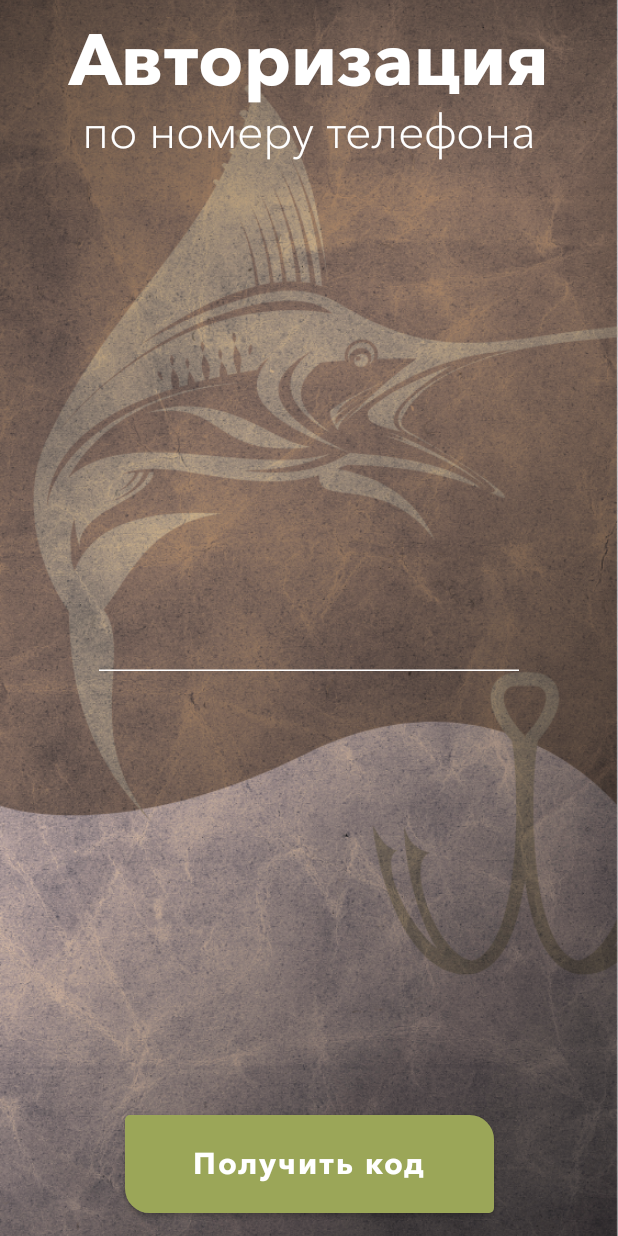
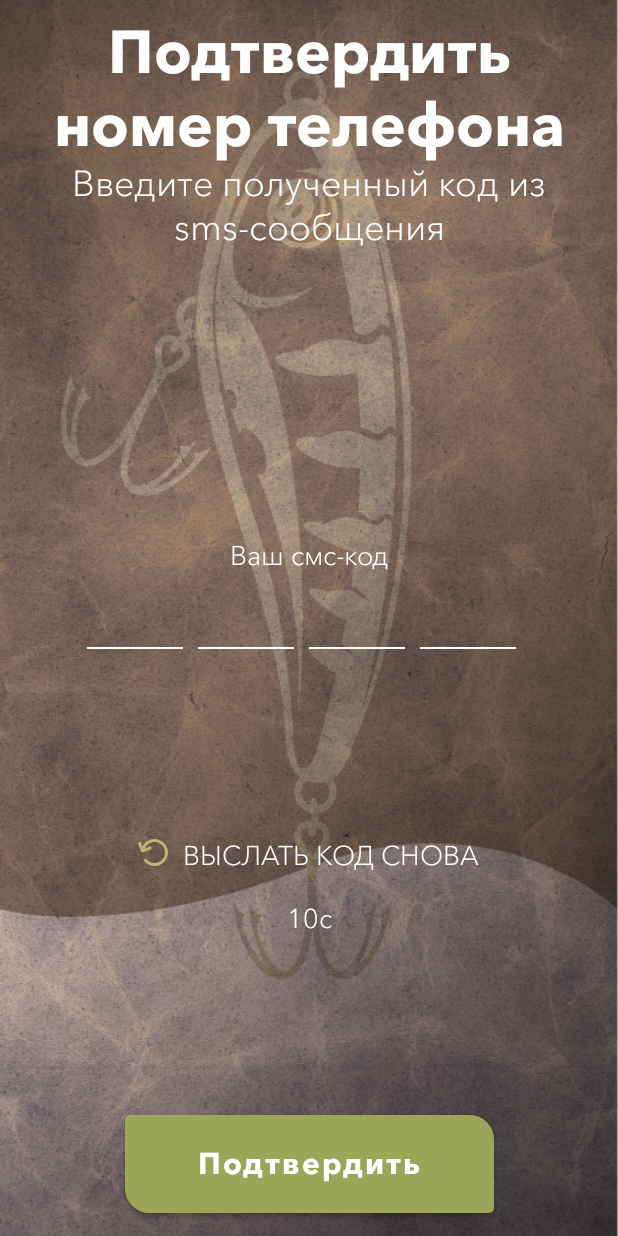
Before and after one commit to SergeiKrainyukov/FishingShopCompose, an Android app built with Jetpack Compose: the GetCodeScreen screen opened through its navigation route, after a tap on "Получить код", on a phone screen of 412 x 824 dp. Run offline under Robolectric (Android 15) with nearby library versions, the phone set to English and light mode, and no system bars; our stand-ins replace constraintlayout-compose.

Commit message:
ConfirmationScreen created

```diff
--- a/app/src/main/java/com/example/fishingshopcompose/ui/FishingShopApp.kt
+++ b/app/src/main/java/com/example/fishingshopcompose/ui/FishingShopApp.kt
@@ -9,6 +9,7 @@ import androidx.navigation.NavHostController
 import androidx.navigation.compose.NavHost
 import androidx.navigation.compose.composable
 import androidx.navigation.compose.rememberNavController
+import com.example.fishingshopcompose.ui.screens.confirmationScreen.ConfirmationScreen
 import com.example.fishingshopcompose.ui.screens.loginScreen.LoginScreen
 import com.example.fishingshopcompose.ui.screens.getCodeScreen.GetCodeScreen
 
@@ -29,7 +30,12 @@ fun FishingShopApp(
                 }
             }
             composable(route = AppScreen.GetCodeScreen.name) {
-                GetCodeScreen(viewModel())
+                GetCodeScreen(viewModel = viewModel(), onGetCodeButtonClicked = {
+                    navController.navigate(AppScreen.ConfirmationScreen.name)
+                })
+            }
+            composable(route = AppScreen.ConfirmationScreen.name) {
+                ConfirmationScreen(viewModel())
             }
         }
     }
@@ -38,4 +44,5 @@ fun FishingShopApp(
 enum class AppScreen {
     LoginScreen,
     GetCodeScreen,
+    ConfirmationScreen,
 }
--- /dev/null
+++ b/app/src/main/java/com/example/fishingshopcompose/ui/screens/confirmationScreen/ConfirmationScreen.kt
@@ -0,0 +1,223 @@
+package com.example.fishingshopcompose.ui.screens.confirmationScreen
+
+import androidx.compose.foundation.Image
+import androidx.compose.foundation.background
+import androidx.compose.foundation.layout.*
+import androidx.compose.foundation.text.BasicTextField
+import androidx.compose.foundation.text.KeyboardOptions
+import androidx.compose.material.MaterialTheme
+import androidx.compose.material.Text
+import androidx.compose.runtime.Composable
+import androidx.compose.runtime.collectAsState
+import androidx.compose.ui.Alignment
+import androidx.compose.ui.Modifier
+import androidx.compose.ui.graphics.Color
+import androidx.compose.ui.graphics.SolidColor
+import androidx.compose.ui.layout.ContentScale
+import androidx.compose.ui.res.painterResource
+import androidx.compose.ui.res.stringResource
+import androidx.compose.ui.text.font.FontWeight
+import androidx.compose.ui.text.input.KeyboardType
+import androidx.compose.ui.text.style.TextAlign
+import androidx.compose.ui.tooling.preview.Preview
+import androidx.compose.ui.unit.Dp
+import androidx.compose.ui.unit.TextUnit
+import androidx.compose.ui.unit.dp
+import androidx.compose.ui.unit.sp
+import androidx.constraintlayout.compose.ConstraintLayout
+import androidx.lifecycle.viewmodel.compose.viewModel
+import com.example.fishingshopcompose.R
+import com.example.fishingshopcompose.ui.screens.common.BottomButton
+import com.example.fishingshopcompose.ui.screens.common.BottomButtonArgs
+import com.example.fishingshopcompose.ui.theme.FishingShopComposeTheme
+import com.example.fishingshopcompose.ui.theme.avenirNextFamily
+
+@Composable
+fun ConfirmationScreen(viewModel: ConfirmationScreenViewModel, modifier: Modifier = Modifier) {
+    ConstraintLayout(
+        modifier = modifier
+            .fillMaxSize()
+    ) {
+        val (backgroundItem, titleItem, pinTitleItem, phoneNumberInputItem, resendCodeButtonItem, resendCodeTimerItem, bottomButtonItem) = createRefs()
+        Image(
+            painter = painterResource(id = R.drawable.bg_confirmation_screen),
+            contentDescription = null,
+            contentScale = ContentScale.FillWidth,
+            modifier = modifier
+                .fillMaxSize()
+                .constrainAs(backgroundItem) {
+                    centerVerticallyTo(parent)
+                    centerHorizontallyTo(parent)
+                }
+        )
+        Title(
+            modifier = modifier
+                .fillMaxWidth()
+                .padding(10.dp)
+                .constrainAs(titleItem) {
+                    top.linkTo(parent.top)
+                    centerHorizontallyTo(parent)
+                }
+        )
+        PinTitle(
+            modifier = modifier
+                .padding(bottom = 10.dp)
+                .constrainAs(pinTitleItem) {
+                    centerHorizontallyTo(parent)
+                    bottom.linkTo(phoneNumberInputItem.top)
+                })
+        PinView(
+            viewModel = viewModel,
+            modifier = modifier.constrainAs(phoneNumberInputItem) {
+                centerHorizontallyTo(parent)
+                centerVerticallyTo(parent)
+            })
+        ResendCodeButton(
+            modifier = modifier
+                .padding(bottom = 20.dp)
+                .constrainAs(resendCodeButtonItem) {
+                    top.linkTo(phoneNumberInputItem.bottom)
+                    bottom.linkTo(bottomButtonItem.top)
+                    centerHorizontallyTo(parent)
+                },
+        )
+        ResendCodeTimer(modifier = modifier.constrainAs(resendCodeTimerItem) {
+            top.linkTo(resendCodeButtonItem.bottom)
+            centerHorizontallyTo(parent)
+        })
+        BottomButton(
+            modifier = modifier
+                .padding(15.dp)
+                .constrainAs(bottomButtonItem) {
+                    bottom.linkTo(parent.bottom)
+                    centerHorizontallyTo(parent)
+                },
+            bottomButtonArgs = BottomButtonArgs(stringResource(R.string.scr_confirmation_screen_confirm_button)) {})
+    }
+}
+
+@Composable
+private fun Title(modifier: Modifier = Modifier) {
+    Column(modifier = modifier, horizontalAlignment = Alignment.CenterHorizontally) {
+        Text(
+            text = stringResource(R.string.scr_confirmation_screen_title),
+            color = Color.White,
+            fontSize = 40.sp,
+            fontFamily = avenirNextFamily,
+            fontWeight = FontWeight.Bold,
+            textAlign = TextAlign.Center
+        )
+        Text(
+            text = stringResource(R.string.scr_confirmation_screen_second_title),
+            color = Color.White,
+            fontSize = 24.sp,
+            fontFamily = avenirNextFamily,
+            fontWeight = FontWeight.Light,
+            textAlign = TextAlign.Center
+        )
+    }
+}
+
+@Composable
+private fun PinTitle(modifier: Modifier = Modifier) {
+    Text(
+        modifier = modifier,
+        text = stringResource(R.string.scr_confirmation_screen_pin_code_title),
+        color = Color.White,
+        fontSize = 18.sp,
+        fontFamily = avenirNextFamily,
+        fontWeight = FontWeight.Light
+    )
+}
+
+@Composable
+fun PinView(
+    modifier: Modifier = Modifier,
+    viewModel: ConfirmationScreenViewModel,
+    digitColor: Color = Color.White,
+    digitSize: TextUnit = 32.sp,
+    containerSize: Dp = digitSize.value.dp * 2,
+    digitCount: Int = 4,
+) {
+    val text = viewModel.pinTextFlow.collectAsState()
+    BasicTextField(
+        modifier = modifier,
+        value = text.value,
+        cursorBrush = SolidColor(Color.White),
+        onValueChange = { viewModel.setTextStateFlow(it) },
+        keyboardOptions = KeyboardOptions(keyboardType = KeyboardType.Number),
+        decorationBox = {
+            Row(horizontalArrangement = Arrangement.SpaceBetween) {
+                repeat(digitCount) { index ->
+                    DigitView(index, text.value, digitColor, digitSize, containerSize)
+                    Spacer(modifier = Modifier.width(10.dp))
+                }
+            }
+        })
+}
+
+
+@Composable
+private fun DigitView(
+    index: Int,
+    pinText: String,
+    digitColor: Color,
+    digitSize: TextUnit,
+    containerSize: Dp,
+) {
+    Column(
+        horizontalAlignment = Alignment.CenterHorizontally,
+        verticalArrangement = Arrangement.Center
+    ) {
+        Text(
+            text = if (index >= pinText.length) "" else pinText[index].toString(),
+            color = digitColor,
+            modifier = Modifier.width(containerSize),
+            style = MaterialTheme.typography.body1,
+            fontSize = digitSize,
+            textAlign = TextAlign.Center
+        )
+        Spacer(modifier = Modifier.height(2.dp))
+        Box(
+            modifier = Modifier
+                .background(digitColor)
+                .height(1.dp)
+                .width(containerSize)
+        )
+    }
+}
+
+@Composable
+private fun ResendCodeButton(modifier: Modifier) {
+    Row(modifier = modifier, horizontalArrangement = Arrangement.Center) {
+        Image(painter = painterResource(id = R.drawable.repeat_icon), contentDescription = null)
+        Text(
+            modifier = Modifier.padding(start = 10.dp),
+            text = stringResource(id = R.string.scr_confirmation_screen_resend_code),
+            color = Color.White,
+            fontSize = 18.sp,
+            fontFamily = avenirNextFamily,
+            fontWeight = FontWeight.Light
+        )
+    }
+}
+
+@Composable
+private fun ResendCodeTimer(modifier: Modifier) {
+    Text(
+        modifier = modifier,
+        text = "10" + stringResource(id = R.string.scr_confirmation_screen_seconds),
+        color = Color.White,
+        fontSize = 18.sp,
+        fontFamily = avenirNextFamily,
+        fontWeight = FontWeight.Light
+    )
+}
+
+@Preview(showBackground = true)
+@Composable
+private fun GetCodeScreenPreview() {
+    FishingShopComposeTheme {
+        ConfirmationScreen(viewModel())
+    }
+}
--- /dev/null
+++ b/app/src/main/java/com/example/fishingshopcompose/ui/screens/confirmationScreen/ConfirmationScreenViewModel.kt
@@ -0,0 +1,17 @@
+package com.example.fishingshopcompose.ui.screens.confirmationScreen
+
+import androidx.lifecycle.ViewModel
+import kotlinx.coroutines.flow.MutableStateFlow
+import kotlinx.coroutines.flow.asStateFlow
+
+class ConfirmationScreenViewModel: ViewModel() {
+
+    private val _pinTextFlow = MutableStateFlow("")
+    var pinTextFlow = _pinTextFlow.asStateFlow()
+
+    fun setTextStateFlow(text: String){
+        _pinTextFlow.value = text
+    }
+
+    fun confirmPin(){}
+}
--- a/app/src/main/java/com/example/fishingshopcompose/ui/screens/getCodeScreen/GetCodeScreen.kt
+++ b/app/src/main/java/com/example/fishingshopcompose/ui/screens/getCodeScreen/GetCodeScreen.kt
@@ -31,7 +31,11 @@ import com.example.fishingshopcompose.ui.theme.FishingShopComposeTheme
 import com.example.fishingshopcompose.ui.theme.avenirNextFamily
 
 @Composable
-fun GetCodeScreen(viewModel: GetCodeScreenViewModel, modifier: Modifier = Modifier) {
+fun GetCodeScreen(
+    modifier: Modifier = Modifier,
+    viewModel: GetCodeScreenViewModel,
+    onGetCodeButtonClicked: () -> Unit
+) {
     ConstraintLayout(
         modifier = modifier
             .fillMaxSize()
@@ -68,7 +72,9 @@ fun GetCodeScreen(viewModel: GetCodeScreenViewModel, modifier: Modifier = Modifi
                     bottom.linkTo(parent.bottom)
                     centerHorizontallyTo(parent)
                 },
-            bottomButtonArgs = BottomButtonArgs(stringResource(R.string.scr_get_code_screen_get_code_btn)) {})
+            bottomButtonArgs = BottomButtonArgs(stringResource(R.string.scr_get_code_screen_get_code_btn)) {
+                onGetCodeButtonClicked()
+            })
     }
 }
 
@@ -127,6 +133,6 @@ private fun PhoneNumberInput(viewModel: GetCodeScreenViewModel, modifier: Modifi
 @Composable
 private fun GetCodeScreenPreview() {
     FishingShopComposeTheme {
-        GetCodeScreen(viewModel())
+        GetCodeScreen(viewModel = viewModel(), onGetCodeButtonClicked = {})
     }
 }
--- /dev/null
+++ b/app/src/main/res/drawable/repeat_icon.xml
@@ -0,0 +1,9 @@
+<vector xmlns:android="http://schemas.android.com/apk/res/android"
+    android:width="19.98dp"
+    android:height="18dp"
+    android:viewportWidth="19.98"
+    android:viewportHeight="18">
+  <path
+      android:pathData="M11.021,0a9,9 0,0 0,-8.09 5.08l-1,-2.45a1,1 0,0 0,-1.86 0.74l2,5a1,1 0,0 0,0.86 0.62h0.2a1.32,1.32 0,0 0,0.26 -0.05l0.15,-0.06 4.85,-1.94a1,1 0,1 0,-0.74 -1.86L4.561,6.31a7,7 0,1 1,1.21 7.32A1.016,1.016 0,1 0,4.271 15,9 9,0 1,0 11.021,0z"
+      android:fillColor="#bab673"/>
+</vector>
--- a/app/src/main/res/values/strings.xml
+++ b/app/src/main/res/values/strings.xml
@@ -9,4 +9,12 @@
     <string name="scr_get_code_screen_authorization_title">Авторизация</string>
     <string name="scr_get_code_screen_phone_number_title">по номеру телефона</string>
 
+    <!-- ConfirmationScreen -->
+    <string name="scr_confirmation_screen_title">Подтвердить номер телефона</string>
+    <string name="scr_confirmation_screen_second_title">Введите полученный код из sms-сообщения</string>
+    <string name="scr_confirmation_screen_pin_code_title">Ваш смс-код</string>
+    <string name="scr_confirmation_screen_resend_code">ВЫСЛАТЬ КОД СНОВА</string>
+    <string name="scr_confirmation_screen_seconds">с</string>
+    <string name="scr_confirmation_screen_confirm_button">Подтвердить</string>
+
 </resources>
```
Also changed, not shown: app/src/main/res/drawable-hdpi/bg_confirmation_screen.png (added), app/src/main/res/drawable-mdpi/bg_confirmation_screen.png (added), 3 other files.
